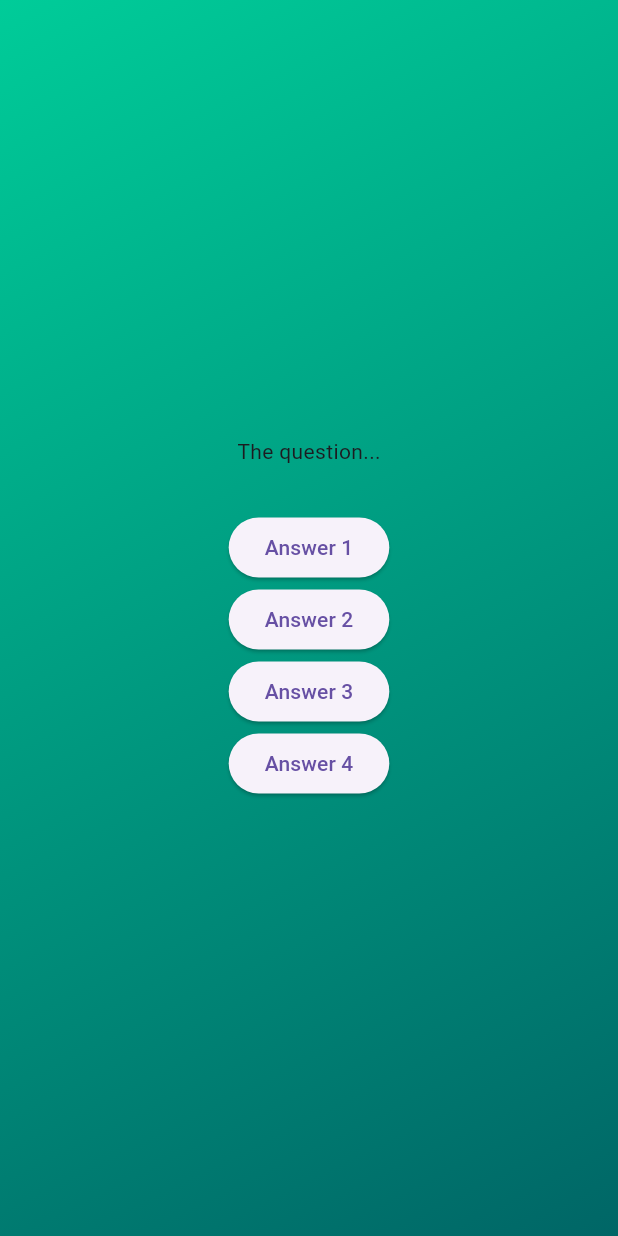
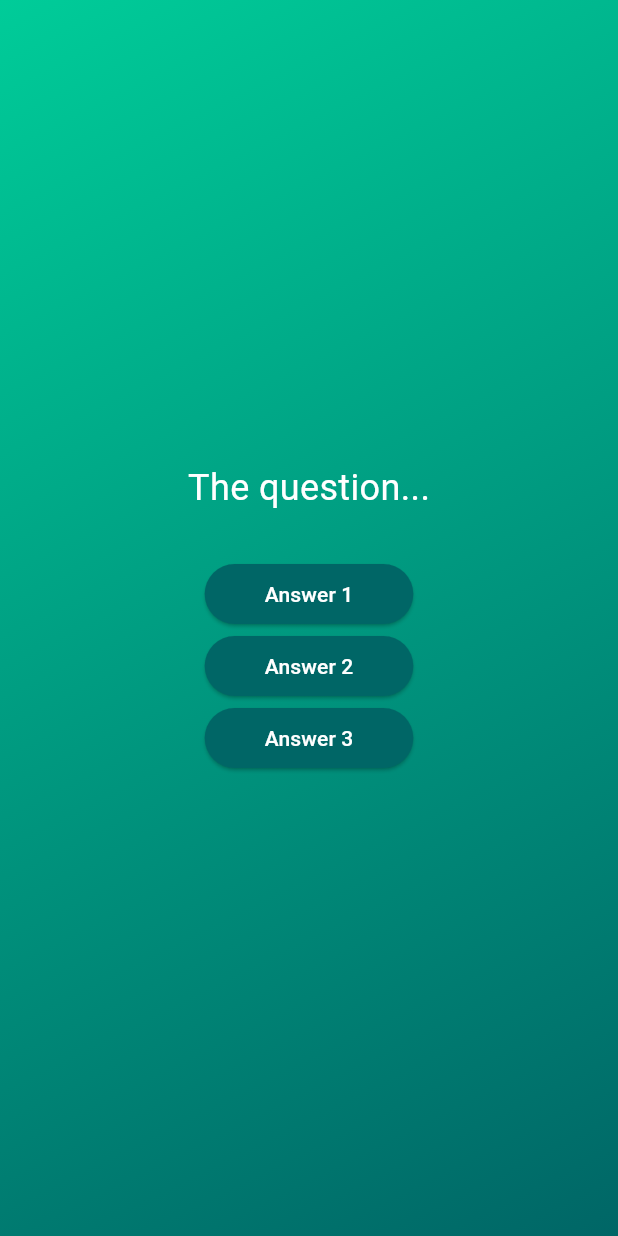
Before and after one commit to HitzCommitted/flutter_quiz_app, a Flutter app: the screen it shows after launch, after a tap on "Start Quiz", on a phone screen of 412 x 824 dp. Run offline on Flutter 3.47's test engine with Material 3 defaults, Android fonts, the phone set to English and light mode, and no system bars.

Commit message:
working basic structure for question screen

```diff
--- /dev/null
+++ b/lib/answer_button.dart
@@ -0,0 +1,26 @@
+import 'package:flutter/material.dart';
+
+class AnswerButton extends StatelessWidget {
+  const AnswerButton({
+    super.key,
+    required this.answerText,
+    required this.onTap,
+  });
+
+  final String answerText;
+  final Function() onTap;
+
+  @override
+  Widget build(BuildContext context) {
+    return ElevatedButton(
+      onPressed: onTap,
+      style: ElevatedButton.styleFrom(
+        padding: const EdgeInsets.symmetric(horizontal: 40, vertical: 10),
+        backgroundColor: const Color.fromARGB(255, 0, 102, 102), // Teal Shadow
+        foregroundColor: Colors.white,
+        shape: RoundedRectangleBorder(borderRadius: BorderRadius.circular(40)),
+      ),
+      child: Text(answerText),
+    );
+  }
+}
--- a/lib/questions_screen.dart
+++ b/lib/questions_screen.dart
@@ -1,4 +1,5 @@
 import 'package:flutter/material.dart';
+import 'package:flutter_quiz_app/answer_button.dart';
 
 class QuestionsScreen extends StatefulWidget {
   const QuestionsScreen({super.key});
@@ -17,12 +18,14 @@ class _QuestionsScreenState extends State<QuestionsScreen> {
       child: Column(
         mainAxisAlignment: MainAxisAlignment.center,
         children: [
-          const Text('The question...'),
+          const Text(
+            'The question...',
+            style: TextStyle(fontSize: 24, color: Colors.white),
+          ),
           const SizedBox(height: 30),
-          ElevatedButton(onPressed: () {}, child: const Text('Answer 1')),
-          ElevatedButton(onPressed: () {}, child: const Text('Answer 2')),
-          ElevatedButton(onPressed: () {}, child: const Text('Answer 3')),
-          ElevatedButton(onPressed: () {}, child: const Text('Answer 4')),
+          AnswerButton(answerText: 'Answer 1', onTap: () {}),
+          AnswerButton(answerText: 'Answer 2', onTap: () {}),
+          AnswerButton(answerText: 'Answer 3', onTap: () {}),
         ],
       ),
     );
```
